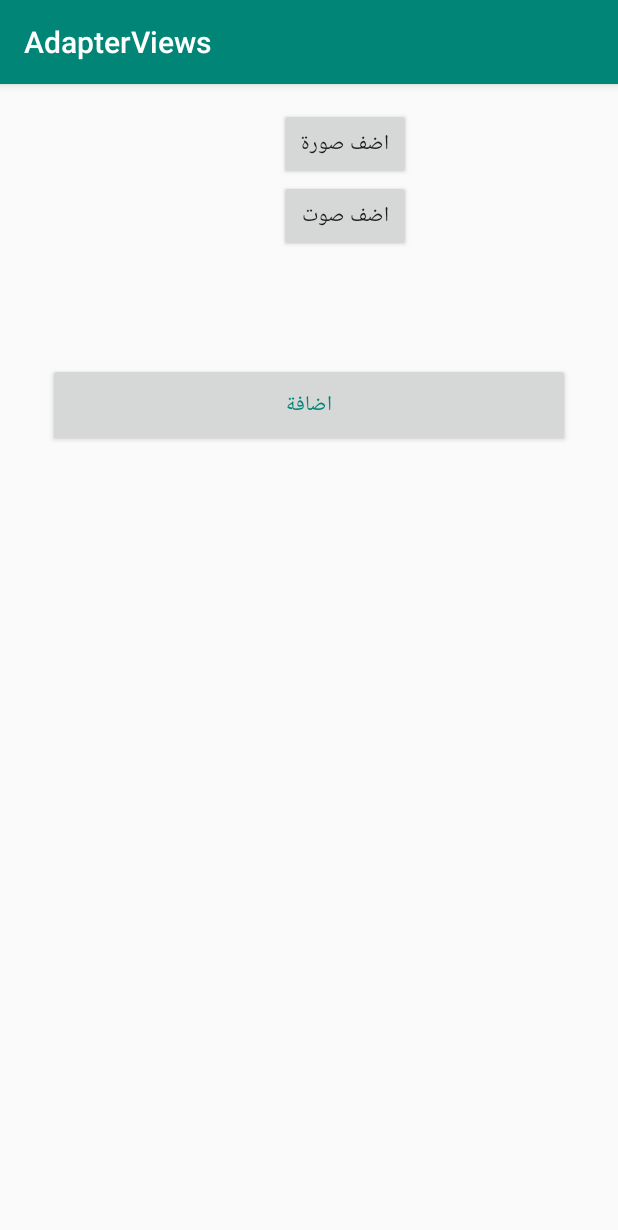
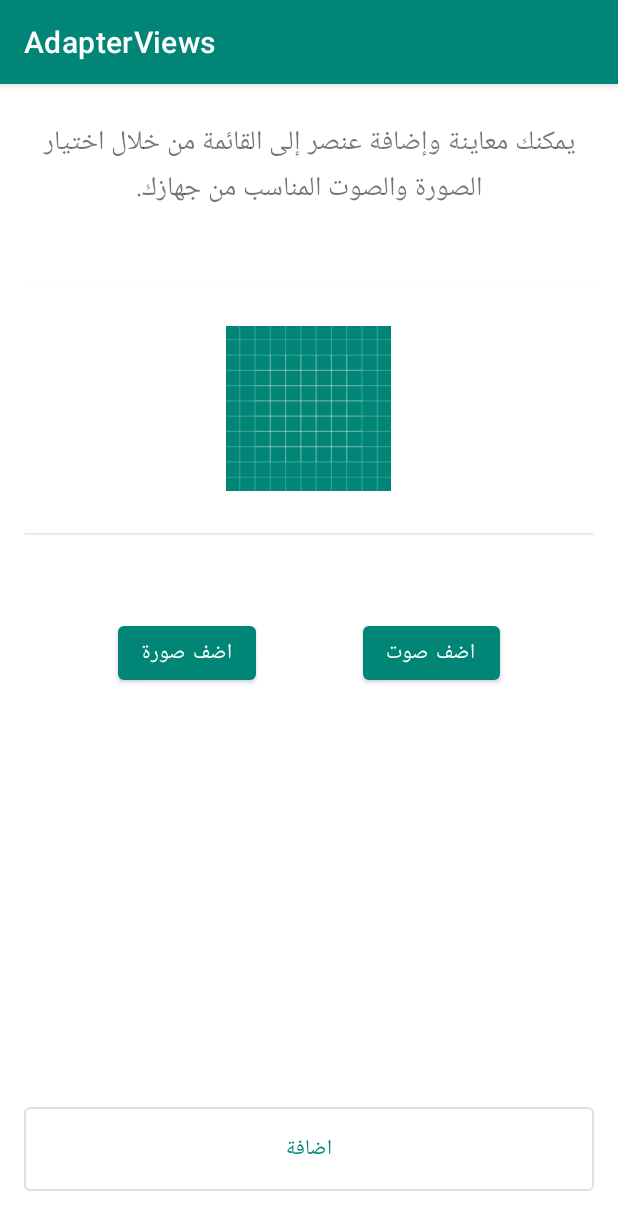
Before and after one commit to barmej/android-degree-c06-hear-me, an Android app: the screen it shows after launch (AddNewPhotoActivity), after a tap on an icon or button, on a phone screen of 412 x 824 dp. Shown: the top 1230 px of the screen. Run offline under Robolectric (Android 15) with nearby library versions, the phone set to English and light mode, and no system bars.

Commit message:
UI Updated

```diff
--- a/app/build.gradle
+++ b/app/build.gradle
@@ -23,6 +23,6 @@ dependencies {
     implementation fileTree(dir: 'libs', include: ['*.jar'])
     implementation 'androidx.appcompat:appcompat:1.0.2'
     implementation "androidx.recyclerview:recyclerview:1.0.0"
-    implementation "com.google.android.material:material:1.1.0-alpha03"
-
+    implementation 'com.google.android.material:material:1.0.0'
+    implementation 'androidx.constraintlayout:constraintlayout:1.1.3'
 }
--- a/app/src/main/java/com/barmej/myapplication/AddNewPhotoActivity.java
+++ b/app/src/main/java/com/barmej/myapplication/AddNewPhotoActivity.java
@@ -41,7 +41,7 @@ public class AddNewPhotoActivity extends AppCompatActivity {
         setContentView(R.layout.activity_add_new_photo);
         Button selectPhotoBt = findViewById(R.id.button_select_photo);
         Button selectSoundBt = findViewById(R.id.button_select_sound);
-        Button submitBt = findViewById(R.id.text_view_add);
+        Button submitBt = findViewById(R.id.button_submit);
         mNewPhotoIv = findViewById(R.id.image_view_new_photo);
         mNewSoundIv = findViewById(R.id.image_view_sound_added);
        submitBt.setOnClickListener(new View.OnClickListener() {
--- a/app/src/main/java/com/barmej/myapplication/PhotoSound.java
+++ b/app/src/main/java/com/barmej/myapplication/PhotoSound.java
@@ -1,6 +1,8 @@
 package com.barmej.myapplication;
 
 import android.net.Uri;
+
+import java.util.ArrayList;
 
 
 public class PhotoSound {
@@ -19,4 +21,17 @@ public class PhotoSound {
     public Uri getSound() {
         return sound;
     }
+
+    public static ArrayList<PhotoSound> getDefaultList() {
+        ArrayList<PhotoSound> defaultList = new ArrayList<>();
+
+        defaultList.add(new PhotoSound(resourceToUri("drawable/eat"), resourceToUri("raw/eat_audio")));
+        defaultList.add(new PhotoSound(resourceToUri("drawable/drink"), resourceToUri("raw/drink_audio")));
+
+        return defaultList;
+    }
+
+    private static Uri resourceToUri(String res) {
+        return Uri.parse("android.resource://com.barmej.myapplication" + "/" + res);
+    }
 }
--- a/app/src/main/java/com/barmej/myapplication/PhotoSoundAdapter.java
+++ b/app/src/main/java/com/barmej/myapplication/PhotoSoundAdapter.java
@@ -7,14 +7,15 @@ import android.widget.ImageView;
 import androidx.annotation.NonNull;
 import androidx.recyclerview.widget.RecyclerView;
 
+import java.util.ArrayList;
 import java.util.List;
 
 public class PhotoSoundAdapter extends RecyclerView.Adapter<PhotoSoundAdapter.PhotoSoundViewHolder> {
-    private List<PhotoSound> mItems;
+    private ArrayList<PhotoSound> mItems;
     private ItemClickListener mItemClickListener;
     private ItemLongClickListener itemLongClickListener;
 
-    public PhotoSoundAdapter(List<PhotoSound> items,
+    public PhotoSoundAdapter(ArrayList<PhotoSound> items,
                              @NonNull ItemClickListener itemClickListener,
                              @NonNull ItemLongClickListener itemLongClickListener) {
         this.mItems = items;
--- a/app/src/main/java/com/barmej/myapplication/PhotosListActivity.java
+++ b/app/src/main/java/com/barmej/myapplication/PhotosListActivity.java
@@ -41,7 +41,7 @@ public class PhotosListActivity extends AppCompatActivity {
             }
         });
         mRecyclerView = findViewById(R.id.recycler_view_photos);
-        mItems = new ArrayList<>();
+        mItems = PhotoSound.getDefaultList();
         mAdapter = new PhotoSoundAdapter(mItems, new ItemClickListener() {
             @Override
             public void onClickItem(int position) {
--- a/app/src/main/res/layout/activity_add_new_photo.xml
+++ b/app/src/main/res/layout/activity_add_new_photo.xml
@@ -1,58 +1,110 @@
 <?xml version="1.0" encoding="utf-8"?>
-<RelativeLayout xmlns:android="http://schemas.android.com/apk/res/android"
+<androidx.constraintlayout.widget.ConstraintLayout xmlns:android="http://schemas.android.com/apk/res/android"
+    xmlns:app="http://schemas.android.com/apk/res-auto"
     xmlns:tools="http://schemas.android.com/tools"
     android:layout_width="match_parent"
     android:layout_height="match_parent"
     android:padding="16dp">
 
+    <TextView
+        android:id="@+id/desc_text_view"
+        android:layout_width="0dp"
+        android:layout_height="wrap_content"
+        android:layout_marginStart="8dp"
+        android:layout_marginTop="8dp"
+        android:layout_marginEnd="8dp"
+        android:gravity="center"
+        android:text="@string/add_new_item_description"
+        android:textSize="18sp"
+        app:layout_constraintEnd_toEndOf="parent"
+        app:layout_constraintStart_toStartOf="parent"
+        app:layout_constraintTop_toTopOf="parent" />
+
+    <androidx.cardview.widget.CardView
+        android:id="@+id/card_view_new_photo"
+        style="@style/Widget.MaterialComponents.CardView"
+        android:layout_width="match_parent"
+        android:layout_height="wrap_content"
+        android:layout_below="@+id/desc_text_view"
+        android:layout_marginTop="16dp"
+        android:layout_marginBottom="16dp"
+        android:padding="8dp"
+        app:layout_constraintBottom_toTopOf="@+id/guideline"
+        app:layout_constraintEnd_toEndOf="parent"
+        app:layout_constraintStart_toStartOf="parent"
+        app:layout_constraintTop_toBottomOf="@+id/desc_text_view">
+
+        <RelativeLayout
+            android:layout_width="match_parent"
+            android:layout_height="wrap_content"
+            android:padding="8dp">
+
             <ImageView
                 android:id="@+id/image_view_new_photo"
                 android:layout_width="150dp"
                 android:layout_height="150dp"
+                android:layout_centerHorizontal="true"
+                android:padding="20dp"
                 android:scaleType="fitXY"
-            android:padding="20dp"
-            android:layout_marginEnd="20dp"
-            android:layout_marginBottom="20dp"/>
+                android:src="@drawable/ic_launcher_background" />
 
             <ImageView
                 android:id="@+id/image_view_sound_added"
                 android:layout_width="wrap_content"
                 android:layout_height="wrap_content"
+                android:layout_alignBaseline="@id/image_view_new_photo"
+                android:layout_alignEnd="@id/image_view_new_photo"
+                android:layout_alignBottom="@id/image_view_new_photo"
                 android:src="@drawable/ic_music"
                 android:visibility="gone"
-            tools:visibility="visible"
-            android:layout_margin="4dp"
-            android:layout_alignBaseline="@id/image_view_new_photo"
-            android:layout_alignEnd="@id/image_view_new_photo"
-            android:layout_alignBottom="@id/image_view_new_photo"/>
+                tools:visibility="visible" />
+
+        </RelativeLayout>
+
+    </androidx.cardview.widget.CardView>
 
 
-    <Button
+    <com.google.android.material.button.MaterialButton
+        android:id="@+id/button_select_sound"
+        android:layout_width="wrap_content"
+        android:layout_height="wrap_content"
+        android:layout_margin="8dp"
+        android:layout_marginTop="8dp"
+        android:text="@string/add_sound"
+        app:layout_constraintEnd_toEndOf="parent"
+        app:layout_constraintHorizontal_bias="0.5"
+        app:layout_constraintStart_toEndOf="@+id/button_select_photo"
+        app:layout_constraintTop_toTopOf="@+id/guideline" />
+
+    <com.google.android.material.button.MaterialButton
         android:id="@+id/button_select_photo"
         android:layout_width="wrap_content"
         android:layout_height="wrap_content"
+        android:layout_margin="8dp"
+        android:layout_marginTop="8dp"
         android:text="@string/add_photo"
-            android:layout_toEndOf="@id/image_view_new_photo"/>
+        app:layout_constraintEnd_toStartOf="@+id/button_select_sound"
+        app:layout_constraintHorizontal_bias="0.5"
+        app:layout_constraintStart_toStartOf="parent"
+        app:layout_constraintTop_toTopOf="@+id/guideline" />
 
-    <Button
-            android:id="@+id/button_select_sound"
+    <com.google.android.material.button.MaterialButton
+        android:id="@+id/button_submit"
+        style="@style/Widget.MaterialComponents.Button.OutlinedButton"
+        android:layout_width="match_parent"
+        android:layout_height="wrap_content"
+        android:layout_alignParentEnd="true"
+        android:layout_alignParentBottom="true"
+        android:layout_marginBottom="8dp"
+        android:padding="16dp"
+        android:text="@string/add"
+        app:layout_constraintBottom_toBottomOf="parent" />
+
+    <androidx.constraintlayout.widget.Guideline
+        android:id="@+id/guideline"
         android:layout_width="wrap_content"
         android:layout_height="wrap_content"
-            android:text="@string/add_sound"
-            android:layout_toEndOf="@id/image_view_new_photo"
-            android:layout_below="@id/button_select_photo"/>
+        android:orientation="horizontal"
+        app:layout_constraintGuide_percent="0.45" />
 
-    <Button
-            android:id="@+id/text_view_add"
-            android:layout_width="match_parent"
-            android:layout_height="wrap_content"
-            android:layout_marginStart="16dp"
-            android:layout_marginEnd="16dp"
-            android:padding="16dp"
-            android:text="@string/add"
-            android:textColor="@color/colorPrimary"
-            android:layout_below="@id/image_view_new_photo"
-            android:layout_alignParentEnd="true"
-            />
-
-</RelativeLayout>
+</androidx.constraintlayout.widget.ConstraintLayout>
--- a/app/src/main/res/values/strings.xml
+++ b/app/src/main/res/values/strings.xml
@@ -13,4 +13,5 @@
     <string name="couldnt_play_sound">فشل فى تشغيل الصوت</string>
     <string name="grid">جدول</string>
     <string name="list">قائمة</string>
+    <string name="add_new_item_description">يمكنك  معاينة وإضافة عنصر إلى القائمة من خلال اختيار الصورة والصوت المناسب من جهازك.</string>
 </resources>
--- a/app/src/main/res/values/styles.xml
+++ b/app/src/main/res/values/styles.xml
@@ -1,7 +1,7 @@
 <resources>
 
     <!-- Base application theme. -->
-    <style name="AppTheme" parent="Theme.AppCompat.Light.DarkActionBar">
+    <style name="AppTheme" parent="Theme.MaterialComponents.Light.DarkActionBar">
         <!-- Customize your theme here. -->
         <item name="colorPrimary">@color/colorPrimary</item>
         <item name="colorPrimaryDark">@color/colorPrimaryDark</item>
--- a/build.gradle
+++ b/build.gradle
@@ -8,7 +8,7 @@ buildscript {
 
     }
     dependencies {
-        classpath 'com.android.tools.build:gradle:3.3.0'
+        classpath 'com.android.tools.build:gradle:3.3.2'
         classpath "org.jetbrains.kotlin:kotlin-gradle-plugin:$kotlin_version"
         // NOTE: Do not place your application dependencies here; they belong
         // in the individual module build.gradle files
```
Also changed, not shown: app/src/main/res/drawable/drink.png (added), app/src/main/res/drawable/eat.png (added), 2 other files. Lines whose indentation alone changed are shown as unchanged.
